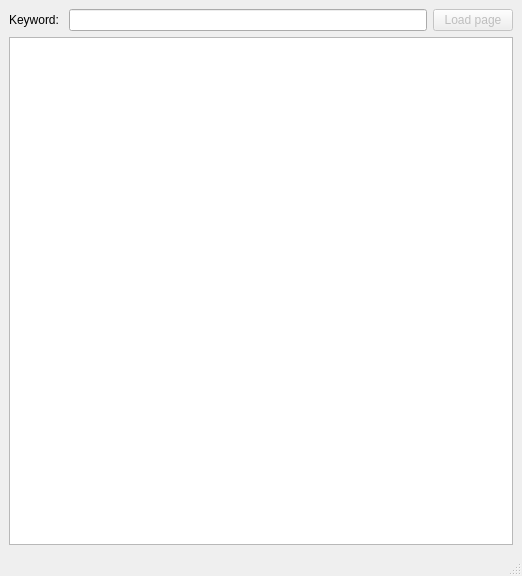
First picture: the form in examples/WikiSearch/mainwindow.ui, repository darongE/wpwiki, before the edit.
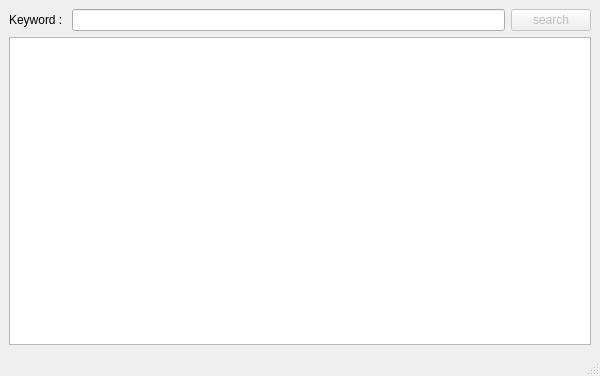
Second picture: the form after the edit.

```diff
--- a/examples/WikiSearch/mainwindow.ui
+++ b/examples/WikiSearch/mainwindow.ui
@@ -6,8 +6,8 @@
    <rect>
     <x>0</x>
     <y>0</y>
-    <width>522</width>
-    <height>576</height>
+    <width>600</width>
+    <height>376</height>
    </rect>
   </property>
   <property name="windowTitle">
@@ -16,35 +16,31 @@
   <widget class="QWidget" name="centralwidget">
    <layout class="QVBoxLayout" name="verticalLayout">
     <item>
-     <layout class="QGridLayout" name="gridLayout_3">
-      <item row="0" column="1">
-       <widget class="QLineEdit" name="mPageEdit_2"/>
-      </item>
-      <item row="0" column="0">
-       <widget class="QLabel" name="label_4">
-        <property name="text">
-         <string>Keyword: </string>
-        </property>
-       </widget>
-      </item>
+     <layout class="QGridLayout" name="gridLayout">
       <item row="0" column="2">
-       <widget class="QPushButton" name="pushButton2_2">
+       <widget class="QPushButton" name="pushButton2">
         <property name="enabled">
          <bool>false</bool>
         </property>
         <property name="text">
-         <string>Load page</string>
+         <string>search</string>
+        </property>
+       </widget>
+      </item>
+      <item row="0" column="1">
+       <widget class="QLineEdit" name="mPageEdit"/>
+      </item>
+      <item row="0" column="0">
+       <widget class="QLabel" name="label">
+        <property name="text">
+         <string>Keyword : </string>
         </property>
        </widget>
       </item>
      </layout>
     </item>
     <item>
-     <widget class="QTextEdit" name="textEdit">
-      <property name="enabled">
-       <bool>true</bool>
-      </property>
-     </widget>
+     <widget class="QPlainTextEdit" name="plainTextEdit"/>
     </item>
    </layout>
    <zorder>mWikiEdit</zorder>
```
Left out of the diff: 7 changed lines with no effect on the pictures.
